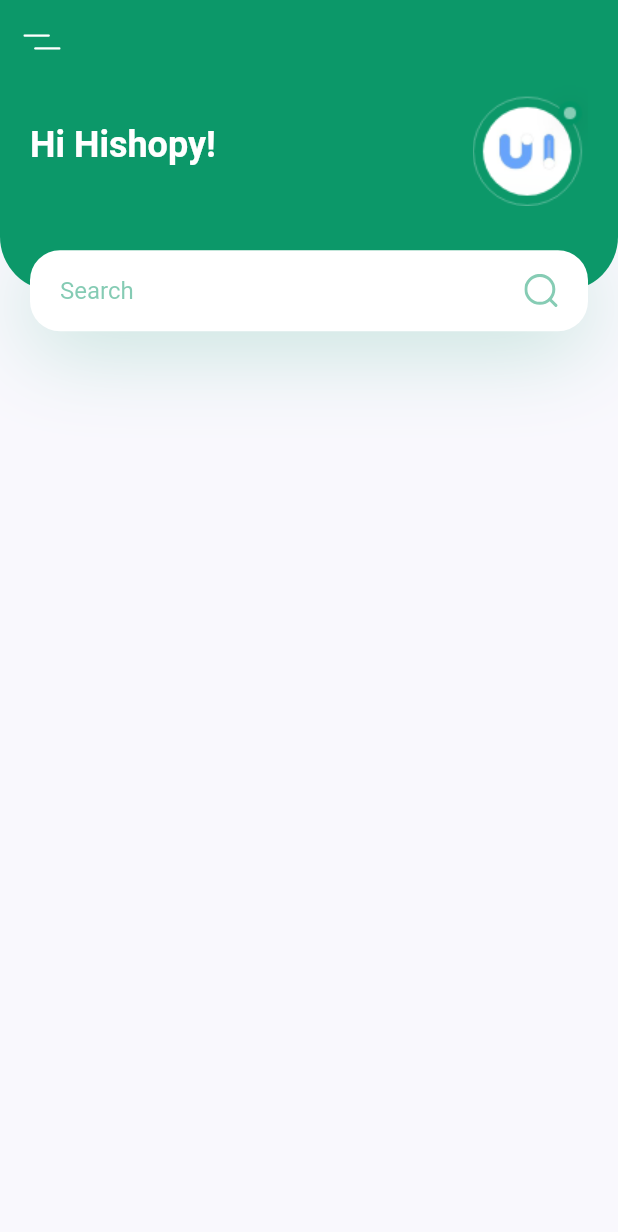
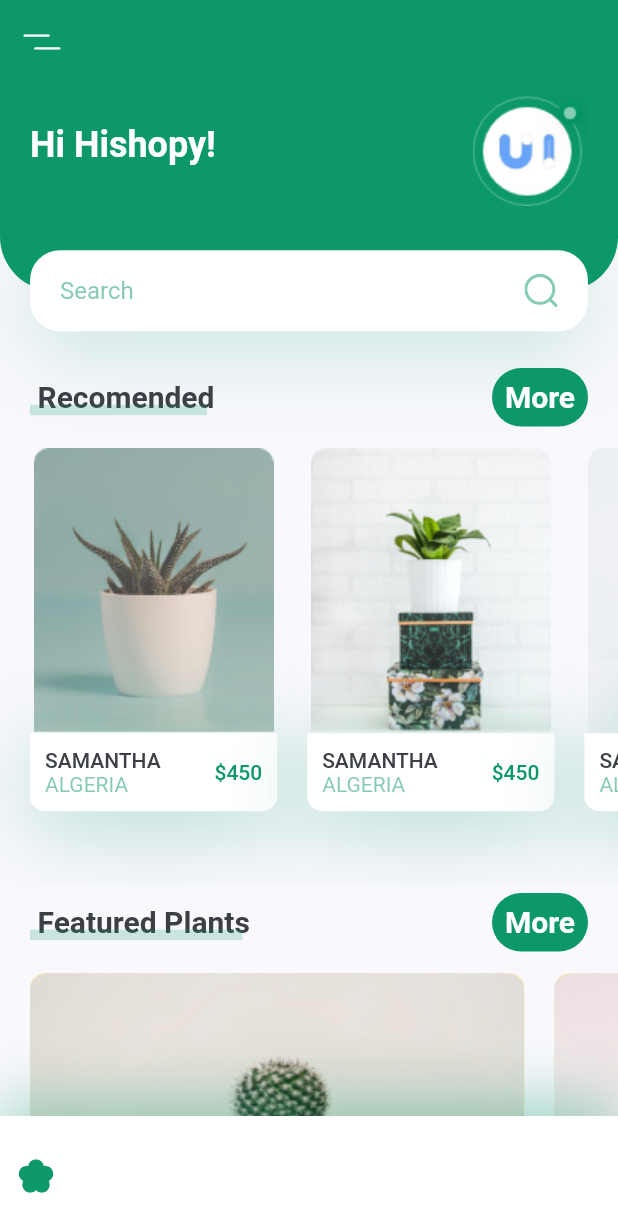
Before and after one commit to massoudsa55/Plants-UI-Flutter-App, a Flutter app: the screen it shows after launch, on a phone screen of 412 x 824 dp. Shown: the top 1232 px of the screen. Run offline on Flutter 3.47's test engine with Material 2 defaults, Android fonts, the phone set to English and light mode, and no system bars; our stand-ins replace flutter_svg.

Commit message:
Edit design code of Plants card

```diff
--- a/lib/Screens/Home/Components/body.dart
+++ b/lib/Screens/Home/Components/body.dart
@@ -1,6 +1,10 @@
 import 'package:flutter/material.dart';
+import 'package:plants_ui_flutter_app/constants.dart';
 
+import 'featured_plants.dart';
 import 'header_with_searchbox.dart';
+import 'recomends_plants.dart';
+import 'title_with_more_button.dart';
 
 class Body extends StatelessWidget {
   const Body({super.key});
@@ -11,7 +15,12 @@ class Body extends StatelessWidget {
     return SingleChildScrollView(
       child: Column(
         children: [
-          HeaderWithSearchBox(),
+          const HeaderWithSearchBox(),
+          TitleWithMoreButton(title: "Recomended", press: () {}),
+          const RecomendsPlants(),
+          TitleWithMoreButton(title: "Featured Plants", press: () {}),
+          const FeaturedPlants(),
+          const SizedBox(height: cDefaultPadding),
         ],
       ),
     );
--- /dev/null
+++ b/lib/Screens/Home/Components/featured_plants.dart
@@ -0,0 +1,63 @@
+import 'package:flutter/material.dart';
+import 'package:plants_ui_flutter_app/constants.dart';
+
+class FeaturedPlants extends StatelessWidget {
+  const FeaturedPlants({
+    Key? key,
+  }) : super(key: key);
+
+  @override
+  Widget build(BuildContext context) {
+    return SingleChildScrollView(
+      scrollDirection: Axis.horizontal,
+      child: Row(
+        children: [
+          FeaturedPlantCard(
+            press: () {},
+            image: "assets/images/bottom_img_1.png",
+          ),
+          FeaturedPlantCard(
+            press: () {},
+            image: "assets/images/bottom_img_2.png",
+          ),
+        ],
+      ),
+    );
+  }
+}
+
+class FeaturedPlantCard extends StatelessWidget {
+  const FeaturedPlantCard({
+    Key? key,
+    required this.image,
+    required this.press,
+  }) : super(key: key);
+
+  final String image;
+  final void Function() press;
+
+  @override
+  Widget build(BuildContext context) {
+    Size size = MediaQuery.of(context).size;
+    return GestureDetector(
+      onTap: press,
+      child: Container(
+        margin: const EdgeInsets.only(
+          left: cDefaultPadding,
+          top: cDefaultPadding / 2,
+          bottom: cDefaultPadding / 2,
+        ),
+        width: size.width * 0.8,
+        height: 185,
+        decoration: BoxDecoration(
+          color: Colors.amber.shade100,
+          borderRadius: BorderRadius.circular(10),
+          image: DecorationImage(
+            image: AssetImage(image),
+            fit: BoxFit.fill,
+          ),
+        ),
+      ),
+    );
+  }
+}
--- /dev/null
+++ b/lib/Screens/Home/Components/recomends_plants.dart
@@ -0,0 +1,121 @@
+import 'package:flutter/material.dart';
+import 'package:plants_ui_flutter_app/constants.dart';
+
+class RecomendsPlants extends StatelessWidget {
+  const RecomendsPlants({
+    Key? key,
+  }) : super(key: key);
+
+  @override
+  Widget build(BuildContext context) {
+    return SingleChildScrollView(
+      scrollDirection: Axis.horizontal,
+      child: Row(
+        children: [
+          RecomendPlanCard(
+            image: "assets/images/image_1.png",
+            title: "Samantha",
+            country: "Algeria",
+            price: 450,
+            press: () {},
+          ),
+          RecomendPlanCard(
+            image: "assets/images/image_2.png",
+            title: "Samantha",
+            country: "Algeria",
+            price: 450,
+            press: () {},
+          ),
+          RecomendPlanCard(
+            image: "assets/images/image_3.png",
+            title: "Samantha",
+            country: "Algeria",
+            price: 450,
+            press: () {},
+          ),
+        ],
+      ),
+    );
+  }
+}
+
+class RecomendPlanCard extends StatelessWidget {
+  const RecomendPlanCard({
+    Key? key,
+    required this.image,
+    required this.title,
+    required this.country,
+    required this.price,
+    required this.press,
+  }) : super(key: key);
+
+  final String image, title, country;
+  final int price;
+  final void Function() press;
+
+  @override
+  Widget build(BuildContext context) {
+    Size size = MediaQuery.of(context).size;
+    return GestureDetector(
+      onTap: press,
+      child: Container(
+        margin: const EdgeInsets.only(
+          left: cDefaultPadding,
+          top: cDefaultPadding / 2,
+          bottom: cDefaultPadding * 2.5,
+        ),
+        width: size.width * 0.4,
+        child: Column(
+          children: [
+            Image.asset(image),
+            Container(
+              padding: const EdgeInsets.all(cDefaultPadding / 2),
+              decoration: BoxDecoration(
+                borderRadius: const BorderRadius.only(
+                  bottomLeft: Radius.circular(10),
+                  bottomRight: Radius.circular(10),
+                ),
+                color: Colors.white,
+                boxShadow: [
+                  BoxShadow(
+                    offset: const Offset(0, 10),
+                    blurRadius: 50,
+                    color: cPrimaryColor.withOpacity(0.3),
+                  ),
+                ],
+              ),
+              child: Row(
+                children: [
+                  RichText(
+                    text: TextSpan(
+                      children: [
+                        TextSpan(
+                          text: "$title\n".toUpperCase(),
+                          style: Theme.of(context).textTheme.button,
+                        ),
+                        TextSpan(
+                          text: country.toUpperCase(),
+                          style: TextStyle(
+                            color: cPrimaryColor.withOpacity(0.5),
+                          ),
+                        ),
+                      ],
+                    ),
+                  ),
+                  const Spacer(),
+                  Text(
+                    "\$$price".toUpperCase(),
+                    style: Theme.of(context)
+                        .textTheme
+                        .button
+                        ?.copyWith(color: cPrimaryColor),
+                  ),
+                ],
+              ),
+            ),
+          ],
+        ),
+      ),
+    );
+  }
+}
--- /dev/null
+++ b/lib/Screens/Home/Components/title_with_more_button.dart
@@ -0,0 +1,84 @@
+import 'package:flutter/material.dart';
+import 'package:plants_ui_flutter_app/constants.dart';
+
+class TitleWithMoreButton extends StatelessWidget {
+  const TitleWithMoreButton({
+    Key? key,
+    required this.title,
+    required this.press,
+  }) : super(key: key);
+
+  final String title;
+  final void Function() press;
+
+  @override
+  Widget build(BuildContext context) {
+    return Padding(
+      padding: const EdgeInsets.symmetric(horizontal: cDefaultPadding),
+      child: Row(
+        children: [
+          TitleWithCustomUnderline(title: title),
+          const Spacer(),
+          TextButton(
+            onPressed: press,
+            style: TextButton.styleFrom(
+              backgroundColor: cPrimaryColor,
+              shape: RoundedRectangleBorder(
+                borderRadius: BorderRadius.circular(20),
+              ),
+            ),
+            child: const Text(
+              "More",
+              style: TextStyle(
+                  fontSize: 20,
+                  fontWeight: FontWeight.bold,
+                  color: Colors.white),
+            ),
+          ),
+        ],
+      ),
+    );
+  }
+}
+
+class TitleWithCustomUnderline extends StatelessWidget {
+  const TitleWithCustomUnderline({
+    Key? key,
+    required this.title,
+  }) : super(key: key);
+
+  final String title;
+
+  @override
+  Widget build(BuildContext context) {
+    return Container(
+      // alignment: Alignment.centerLeft,
+      height: 24,
+      //color: Colors.amber.shade200,
+      child: Stack(
+        children: [
+          Padding(
+            padding: const EdgeInsets.only(left: cDefaultPadding / 4),
+            child: Text(
+              title,
+              style: const TextStyle(
+                fontSize: 20,
+                fontWeight: FontWeight.bold,
+              ),
+            ),
+          ),
+          Positioned(
+            bottom: 0,
+            left: 0,
+            right: 0,
+            child: Container(
+              margin: const EdgeInsets.only(right: cDefaultPadding / 4),
+              height: 7,
+              color: cPrimaryColor.withOpacity(0.2),
+            ),
+          ),
+        ],
+      ),
+    );
+  }
+}
--- a/lib/Screens/Home/home_screen.dart
+++ b/lib/Screens/Home/home_screen.dart
@@ -12,6 +12,27 @@ class HomeScreen extends StatelessWidget {
     return Scaffold(
       appBar: buildAppBar(),
       body: const Body(),
+      bottomNavigationBar: Container(
+        height: 80,
+        //color: cPrimaryColor,
+        decoration: BoxDecoration(
+          color: Colors.white,
+          boxShadow: [
+            BoxShadow(
+              offset: const Offset(0, -10),
+              blurRadius: 35,
+              color: cPrimaryColor.withOpacity(0.38),
+            ),
+          ],
+        ),
+        child: Row(
+          children: [
+            IconButton(
+                onPressed: () {},
+                icon: SvgPicture.asset("assets/icons/flower.svg"))
+          ],
+        ),
+      ),
     );
   }
 
```
